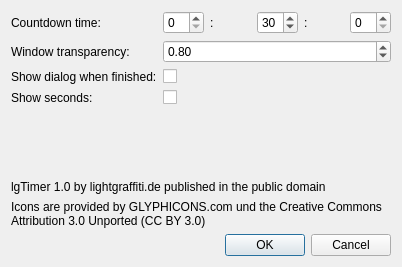
The window that settings.ui (terman110/lgTimer) describes before a commit, drawn with Qt 5.
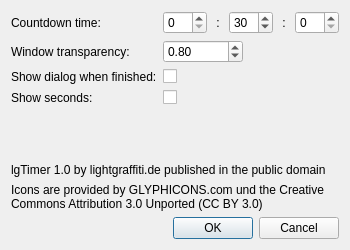
The same window after the commit.

Commit message: Made window move save. Settings dialog while be positioned right.

```diff
--- a/settings.ui
+++ b/settings.ui
@@ -9,10 +9,22 @@
    <rect>
     <x>0</x>
     <y>0</y>
-    <width>402</width>
-    <height>267</height>
+    <width>350</width>
+    <height>250</height>
    </rect>
   </property>
+  <property name="minimumSize">
+   <size>
+    <width>350</width>
+    <height>250</height>
+   </size>
+  </property>
+  <property name="maximumSize">
+   <size>
+    <width>350</width>
+    <height>250</height>
+   </size>
+  </property>
   <property name="windowTitle">
    <string>Timer Settings</string>
   </property>
@@ -40,9 +52,24 @@
        </item>
        <item>
         <widget class="QLabel" name="label_2">
+         <property name="minimumSize">
+          <size>
+           <width>10</width>
+           <height>0</height>
+          </size>
+         </property>
+         <property name="maximumSize">
+          <size>
+           <width>10</width>
+           <height>16777215</height>
+          </size>
+         </property>
          <property name="text">
           <string>:</string>
          </property>
+         <property name="alignment">
+          <set>Qt::AlignCenter</set>
+         </property>
         </widget>
        </item>
        <item>
@@ -57,9 +84,24 @@
        </item>
        <item>
         <widget class="QLabel" name="label_3">
+         <property name="minimumSize">
+          <size>
+           <width>10</width>
+           <height>0</height>
+          </size>
+         </property>
+         <property name="maximumSize">
+          <size>
+           <width>10</width>
+           <height>16777215</height>
+          </size>
+         </property>
          <property name="text">
           <string>:</string>
          </property>
+         <property name="alignment">
+          <set>Qt::AlignCenter</set>
+         </property>
         </widget>
        </item>
        <item>
@@ -83,6 +125,15 @@
      </item>
      <item row="1" column="1">
       <widget class="QDoubleSpinBox" name="opacitySpin">
+       <property name="maximumSize">
+        <size>
+         <width>80</width>
+         <height>16777215</height>
+        </size>
+       </property>
+       <property name="minimum">
+        <double>0.100000000000000</double>
+       </property>
        <property name="maximum">
         <double>1.000000000000000</double>
        </property>
```
Left out of the diff: 3 changed lines with no effect on the pictures. The commit also changes 5 other files.
